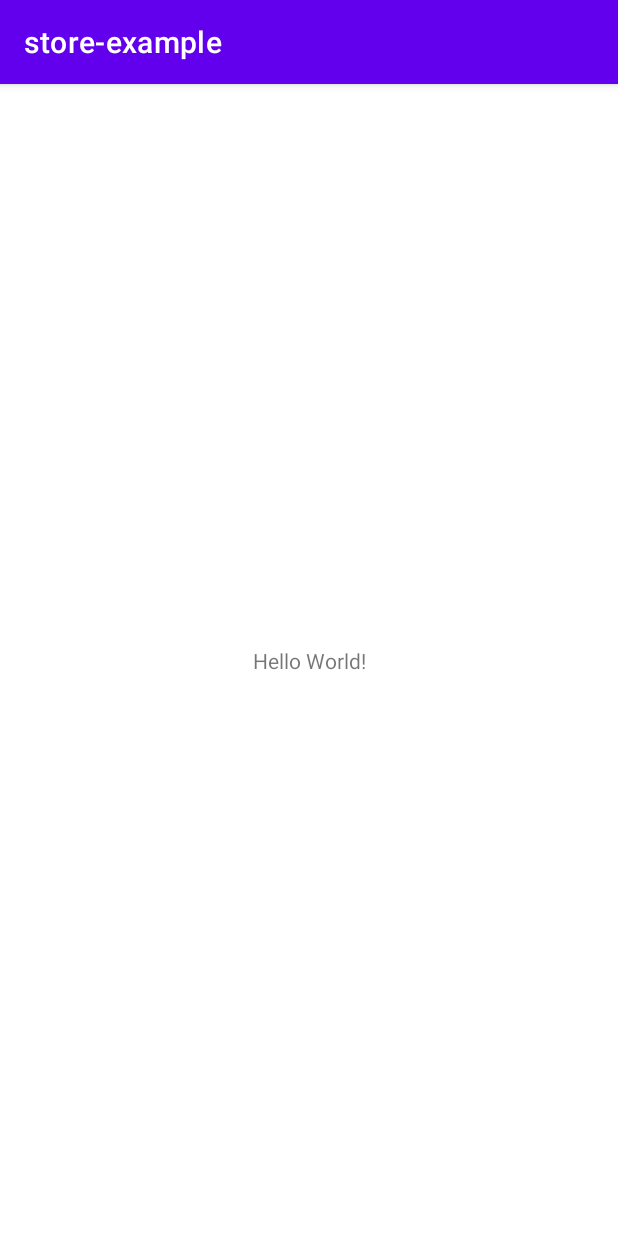
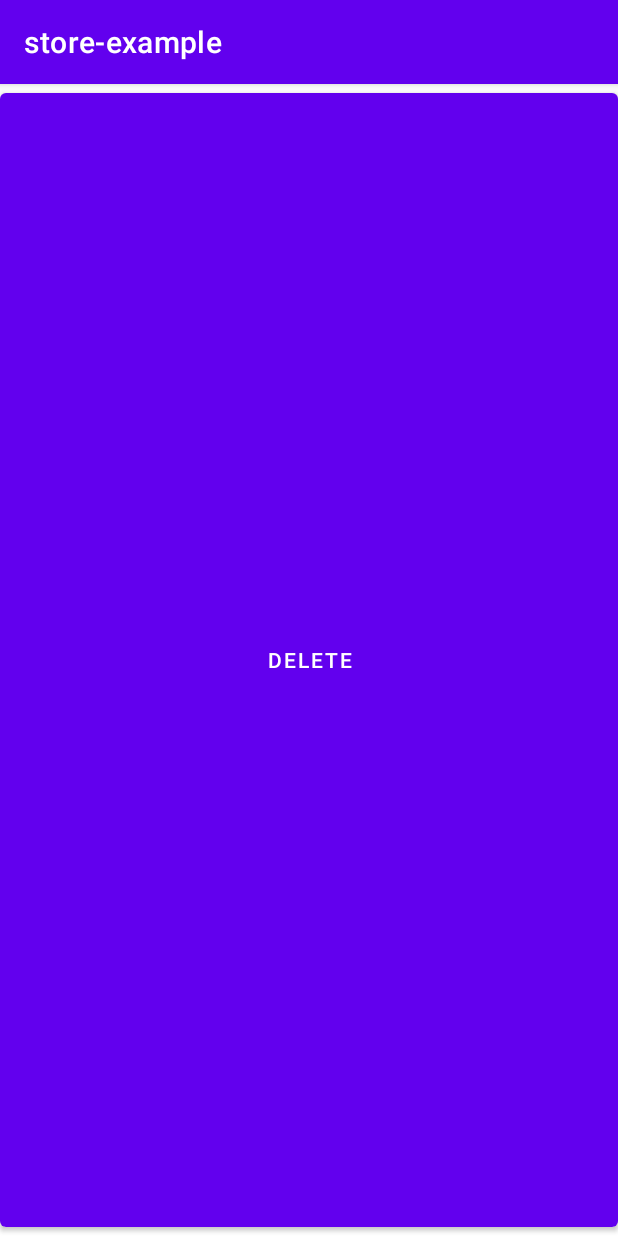
Before and after one commit to nosix/android-store-example, an Android app: the screen it shows after launch (MainActivity), on a phone screen of 412 x 824 dp. Run offline under Robolectric (Android 15) with nearby library versions, the phone set to English and light mode, and no system bars.

Commit message:
add delete button

```diff
--- a/app/src/main/java/jp/funmake/example/store/MainActivity.kt
+++ b/app/src/main/java/jp/funmake/example/store/MainActivity.kt
@@ -3,6 +3,7 @@ package jp.funmake.example.store
 import androidx.appcompat.app.AppCompatActivity
 import android.os.Bundle
 import android.util.Log
+import android.widget.Button
 import kotlinx.coroutines.CoroutineScope
 import kotlinx.coroutines.Dispatchers
 import kotlinx.coroutines.cancel
@@ -18,15 +19,19 @@ class MainActivity : AppCompatActivity() {
     override fun onCreate(savedInstanceState: Bundle?) {
         super.onCreate(savedInstanceState)
         setContentView(R.layout.activity_main)
+        findViewById<Button>(R.id.deleteButton).setOnClickListener {
+            scope.launch {
+                appSpecificInternalStorage.delete(this@MainActivity)
+                appSpecificExternalStorage.delete(this@MainActivity)
+            }
+        }
         scope.launch {
             Log.d(TAG, "AppSpecificInternalStorage")
             appSpecificInternalStorage.create(this@MainActivity)
             appSpecificInternalStorage.read(this@MainActivity)
-            appSpecificInternalStorage.delete(this@MainActivity)
             Log.d(TAG, "AppSpecificExternalStorage")
             appSpecificExternalStorage.create(this@MainActivity)
             appSpecificExternalStorage.read(this@MainActivity)
-            appSpecificExternalStorage.delete(this@MainActivity)
         }
     }
 
--- a/app/src/main/res/layout/activity_main.xml
+++ b/app/src/main/res/layout/activity_main.xml
@@ -6,10 +6,11 @@
     android:layout_height="match_parent"
     tools:context=".MainActivity">
 
-    <TextView
-        android:layout_width="wrap_content"
-        android:layout_height="wrap_content"
-        android:text="Hello World!"
+    <Button
+        android:id="@+id/deleteButton"
+        android:layout_width="0dp"
+        android:layout_height="0dp"
+        android:text="@string/text_delete"
         app:layout_constraintBottom_toBottomOf="parent"
         app:layout_constraintEnd_toEndOf="parent"
         app:layout_constraintStart_toStartOf="parent"
--- a/app/src/main/res/values/strings.xml
+++ b/app/src/main/res/values/strings.xml
@@ -1,3 +1,4 @@
 <resources>
     <string name="app_name">store-example</string>
+    <string name="text_delete">Delete</string>
 </resources>
```
